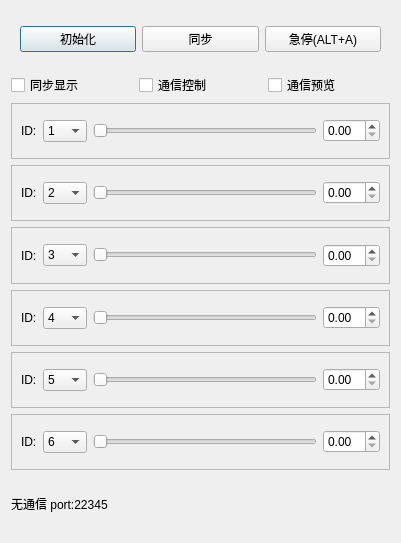
Before: the Qt Designer form armcontrol.ui in lianglunfei/Robot2020-QT, drawn with Qt 5.
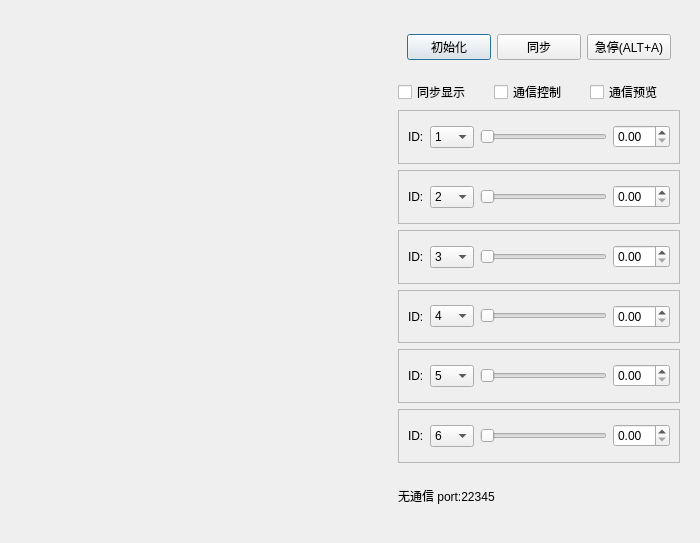
After: the same form once the commit is applied. Custom widgets are drawn as their Qt base class.

The edit to the form file:
```diff
--- a/armcontrol.ui
+++ b/armcontrol.ui
@@ -6,15 +6,60 @@
    <rect>
     <x>0</x>
     <y>0</y>
-    <width>401</width>
+    <width>700</width>
     <height>543</height>
    </rect>
   </property>
+  <property name="sizePolicy">
+   <sizepolicy hsizetype="Maximum" vsizetype="Preferred">
+    <horstretch>0</horstretch>
+    <verstretch>0</verstretch>
+   </sizepolicy>
+  </property>
+  <property name="minimumSize">
+   <size>
+    <width>700</width>
+    <height>0</height>
+   </size>
+  </property>
   <property name="windowTitle">
    <string>Dialog</string>
   </property>
   <layout class="QHBoxLayout" name="horizontalLayout">
    <item>
+    <layout class="QHBoxLayout" name="horizontalLayout_17">
+     <item>
+      <widget class="QWidget" name="ArmWidget" native="true">
+       <property name="sizePolicy">
+        <sizepolicy hsizetype="Expanding" vsizetype="Preferred">
+         <horstretch>0</horstretch>
+         <verstretch>0</verstretch>
+        </sizepolicy>
+       </property>
+       <property name="minimumSize">
+        <size>
+         <width>0</width>
+         <height>0</height>
+        </size>
+       </property>
+      </widget>
+     </item>
+     <item>
+      <widget class="QWidget" name="widget_2" native="true">
+       <property name="minimumSize">
+        <size>
+         <width>300</width>
+         <height>0</height>
+        </size>
+       </property>
+       <property name="maximumSize">
+        <size>
+         <width>300</width>
+         <height>16777215</height>
+        </size>
+       </property>
+       <layout class="QHBoxLayout" name="horizontalLayout_18">
+        <item>
     <layout class="QVBoxLayout" name="verticalLayout">
      <item>
       <widget class="QWidget" name="widget" native="true">
@@ -824,6 +869,11 @@
        <property name="text">
         <string>无通信 port:22345</string>
        </property>
+           </widget>
+          </item>
+         </layout>
+        </item>
+       </layout>
       </widget>
      </item>
     </layout>
```
Lines whose indentation alone changed are shown as unchanged.
